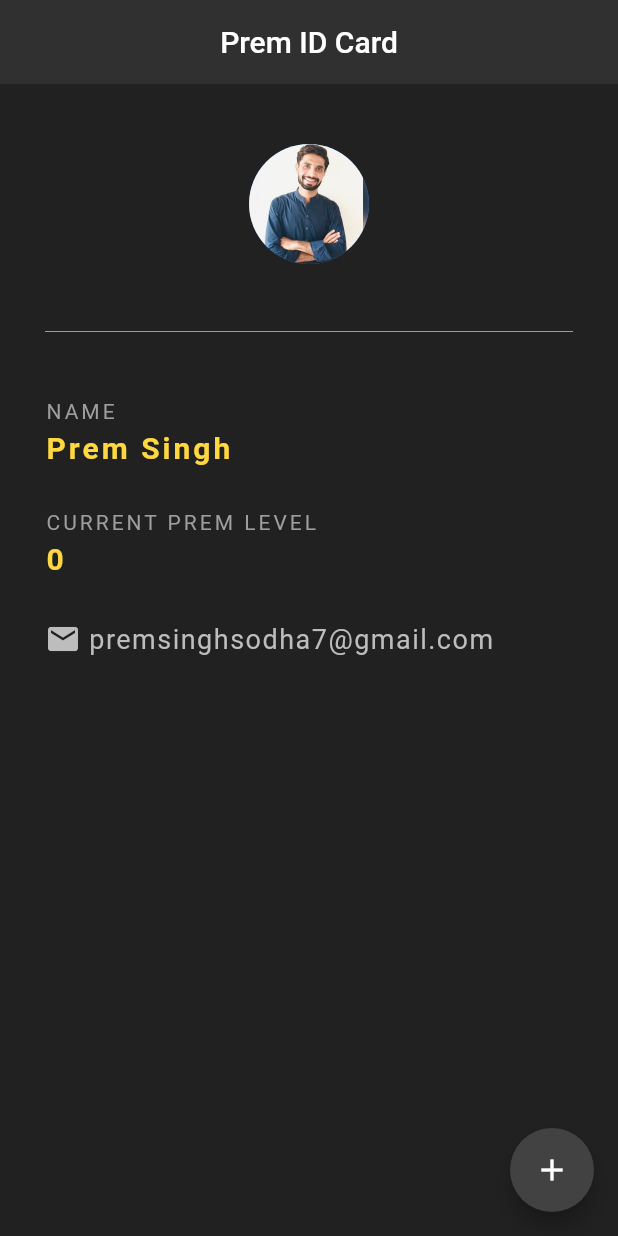
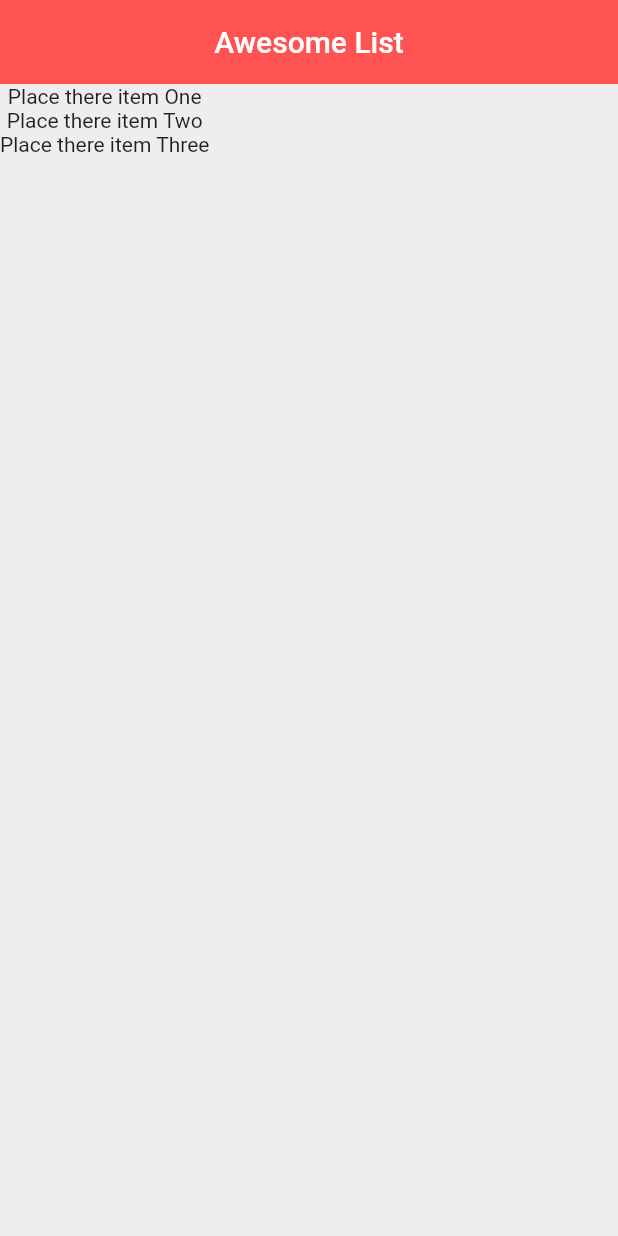
Before and after one commit to premsinghsodha7/flutter_app, a Flutter app: the screen it shows after launch, on a phone screen of 412 x 824 dp. Run offline on Flutter 3.47's test engine with Material 2 defaults, Android fonts, the phone set to English and light mode, and no system bars.

Commit message:
list with map iteration

```diff
--- a/lib/main.dart
+++ b/lib/main.dart
@@ -2,108 +2,35 @@
 import 'package:flutter/material.dart';
 
 void main() => runApp(MaterialApp(
-  home: PremCard(),
+  home: ListData(),
 ));
 
-class PremCard extends StatefulWidget {
+class ListData extends StatefulWidget {
   @override
-  _PremCardState createState() => _PremCardState();
+  _ListDataState createState() => _ListDataState();
 }
 
-class _PremCardState extends State<PremCard> {
+class _ListDataState extends State<ListData> {
 
-  int premLevel = 0;
+  List<String> texts = [
+    'Place there item One',
+    'Place there item Two',
+    'Place there item Three'
+  ];
 
   @override
   Widget build(BuildContext context) {
     return Scaffold(
-      backgroundColor: Colors.grey[900],
+      backgroundColor: Colors.grey[200],
       appBar: AppBar(
-        title: Text('Prem ID Card'),
-        backgroundColor: Colors.grey[850],
+        backgroundColor: Colors.redAccent,
+        title: Text('Awesome List'),
         centerTitle: true,
-        elevation: 0.0,
+        elevation: 0.0
       ),
-      floatingActionButton: FloatingActionButton(
-        onPressed: () {
-          setState(() {
-            premLevel += 1;
-          });
-        },
-        backgroundColor: Colors.grey[800],
-        child: Icon(Icons.add),
-      ),
-      body: Padding(
-        padding: EdgeInsets.fromLTRB(30.0, 40.0, 30.0, 0.0),
-        child: Column(
-          crossAxisAlignment: CrossAxisAlignment.start,
-          children: <Widget>[
-            Center(
-              child: CircleAvatar(
-                backgroundImage: AssetImage('assets/pp.jpg'),
-                radius: 40.0,
-              ),
-            ),
-            Divider(
-              height: 90.0,
-              color: Colors.grey,
-            ),
-            Text(
-              'NAME',
-              style: TextStyle(
-                color: Colors.grey,
-                letterSpacing: 2.0,
-              ),
-            ),
-            SizedBox(height: 5.0),
-            Text(
-              'Prem Singh',
-              style: TextStyle(
-                  color: Colors.amberAccent[200],
-                  letterSpacing: 2.0,
-                  fontSize: 20.0,
-                  fontWeight: FontWeight.bold
-              ),
-            ),
-            SizedBox(height: 30.0),
-            Text(
-              'CURRENT PREM LEVEL',
-              style: TextStyle(
-                color: Colors.grey,
-                letterSpacing: 2.0,
-              ),
-            ),
-            SizedBox(height: 5.0),
-            Text(
-              '$premLevel',
-              style: TextStyle(
-                  color: Colors.amberAccent[200],
-                  letterSpacing: 2.0,
-                  fontSize: 20.0,
-                  fontWeight: FontWeight.bold
-              ),
-            ),
-            SizedBox(height: 30.0),
-            Row(
-              children: <Widget>[
-                Icon(
-                  Icons.email,
-                  color: Colors.grey[400],
-                ),
-                SizedBox(width: 5.0,),
-                Text(
-                  'premsinghsodha7@gmail.com',
-                  style: TextStyle(
-                      color: Colors.grey[400],
-                      fontSize: 18.0,
-                      letterSpacing: 1.0
-                  ),
-                )
-              ],
-            )
-          ],
-        ),
-      ),
+      body: Column(
+        children: texts.map((t) => Text(t)).toList(),
+      )
     );
   }
 }
```
